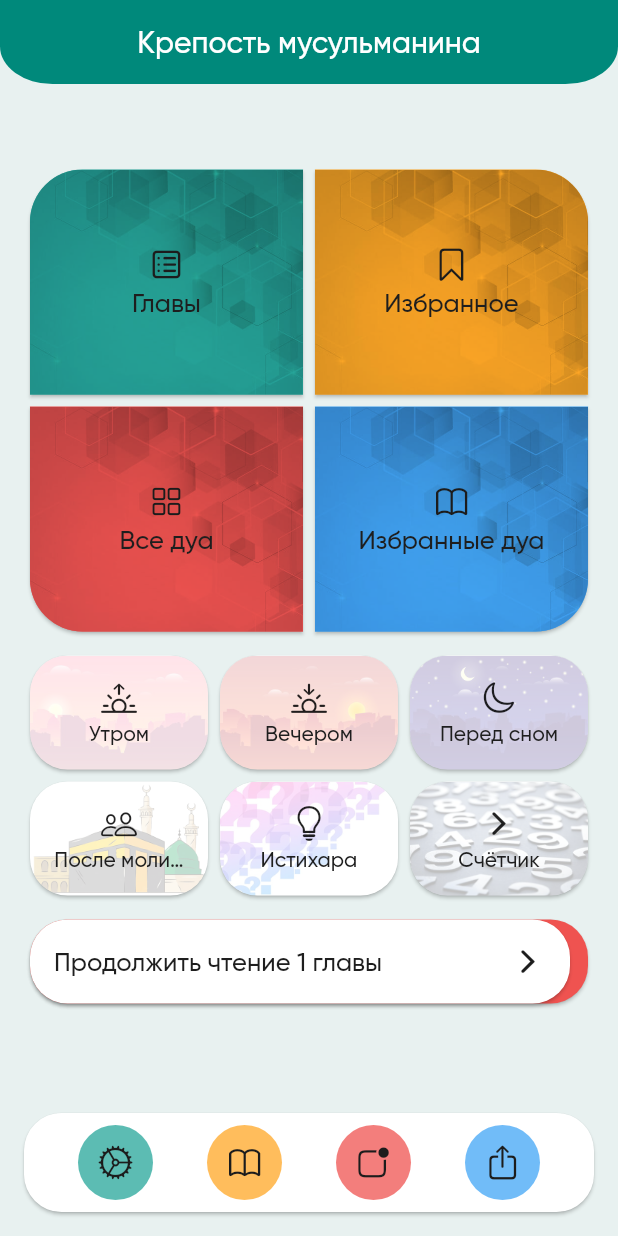
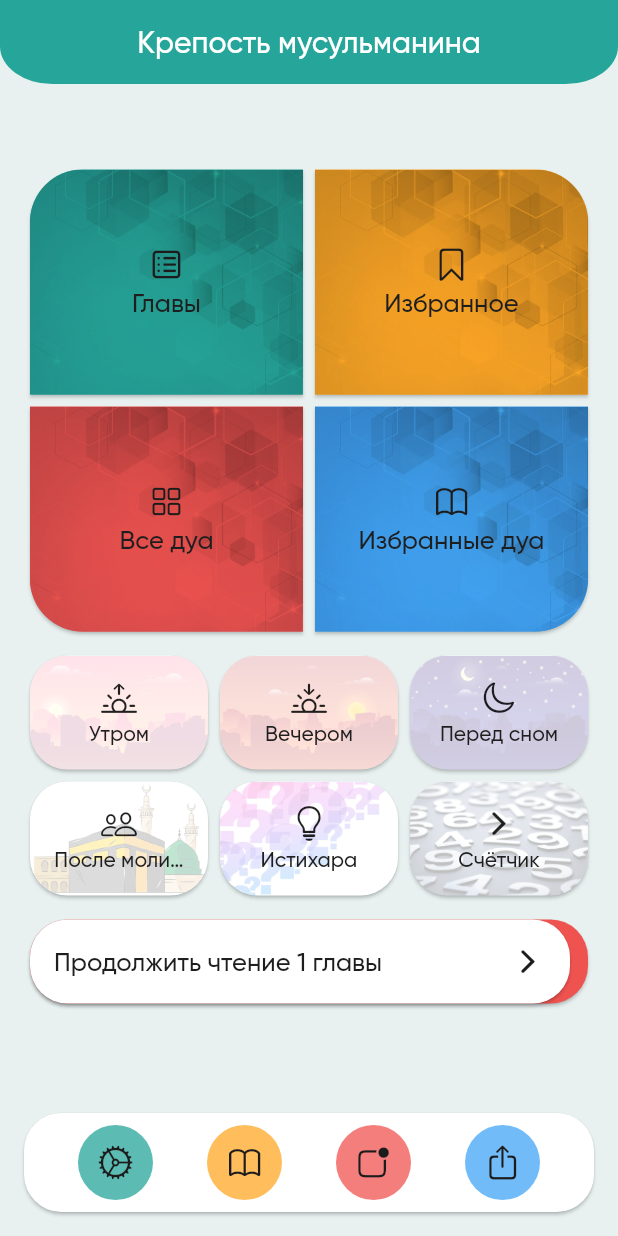
Before and after one commit to JMApps/fortress_of_the_muslim, a Flutter app: the screen it shows after launch, on a phone screen of 412 x 824 dp. Run offline on Flutter 3.47's test engine with Material 2 defaults, Android fonts, the phone set to English and light mode, and no system bars; our stand-ins replace flutter_html, flutter_local_notifications, hive_flutter, share_plus, sqflite, step_progress_indicator and 2 more; missing offline and left inert: flu_wake_lock; accounts and stored records are empty; statements that could not run were skipped.

Commit message:
Fixes color's

```diff
--- a/lib/application/notification/local_notice_service.dart
+++ b/lib/application/notification/local_notice_service.dart
@@ -49,7 +49,7 @@ class LocalNoticeService {
       _flutterLocalNotificationsPlugin.resolvePlatformSpecificImplementation<AndroidFlutterLocalNotificationsPlugin>()?.requestPermission();
     }
 
-    const AndroidInitializationSettings androidInitializationSettings = AndroidInitializationSettings('@mipmap/ic_launcher');
+    const AndroidInitializationSettings androidInitializationSettings = AndroidInitializationSettings('@drawable/ic_notification');
 
     const DarwinInitializationSettings iOSInitializationSettings = DarwinInitializationSettings();
 
--- a/lib/application/theme/app_themes.dart
+++ b/lib/application/theme/app_themes.dart
@@ -11,7 +11,7 @@ class AppThemes {
       centerTitle: true,
       elevation: 0,
       shape: AppStyles.appBarShape,
-      backgroundColor: Color(0xFF00897B),
+      backgroundColor: Color(0xFF26A69A),
       titleTextStyle: TextStyle(
         color: Color(0xFFFFFFFF),
         fontFamily: 'Gilroy',
@@ -51,7 +51,7 @@ class AppThemes {
   static final darkTheme = ThemeData(
     brightness: Brightness.dark,
     primarySwatch: Colors.blueGrey,
-    scaffoldBackgroundColor: const Color(0xFF192326),
+    scaffoldBackgroundColor: const Color(0xFF192426),
     fontFamily: 'Gilroy',
     appBarTheme: const AppBarTheme(
       centerTitle: true,
@@ -91,7 +91,7 @@ class AppThemes {
       elevation: 1,
       shape: AppStyles.mainShape,
     ),
-    cardColor: const Color(0xFF263238),
+    cardColor: const Color(0xFF1A2326),
   );
 }
 
@@ -147,9 +147,9 @@ extension ColorsSchemes on ColorScheme {
 
   Color get cardOddColor => brightness == Brightness.light
       ? const Color(0xFFF5F5F5)
-      : const Color(0xFF263238);
+      : const Color(0xFF233036);
 
   Color get cardColor => brightness == Brightness.light
       ? const Color(0xFFFFFFFF)
-      : const Color(0xFF192326);
+      : const Color(0xFF1E282D);
 }
--- a/lib/presentation/chapters/bookmarks/main_chapter_bookmarks_item.dart
+++ b/lib/presentation/chapters/bookmarks/main_chapter_bookmarks_item.dart
@@ -27,8 +27,8 @@ class MainChapterBookmarksItem extends StatelessWidget {
     return Card(
       elevation: 0,
       color: itemIndex.isOdd
-          ? themeColors.cardColor
-          : themeColors.cardOddColor,
+          ? themeColors.cardOddColor
+          : themeColors.cardColor,
       child: ListTile(
         onTap: () {
           chapterItemState.saveLastChapter(item.id);
--- a/lib/presentation/chapters/main_chapter_item.dart
+++ b/lib/presentation/chapters/main_chapter_item.dart
@@ -26,7 +26,7 @@ class MainChapterItem extends StatelessWidget {
     final chapterItemState = context.read<MainChaptersState>();
     return Card(
       elevation: 0,
-      color: itemIndex.isOdd ? themeColors.cardColor : themeColors.cardOddColor,
+      color: itemIndex.isOdd ? themeColors.cardOddColor : themeColors.cardColor,
       child: ListTile(
         onTap: () {
           chapterItemState.saveLastChapter(item.id);
@@ -69,7 +69,9 @@ class MainChapterItem extends StatelessWidget {
                 margin: AppStyles.symmetricHorizontalPadding,
                 shape: AppStyles.mainShape,
                 content: SnackContainer(
-                  message: item.favoriteState == 0 ? AppStrings.added : AppStrings.deleted,
+                  message: item.favoriteState == 0
+                      ? AppStrings.added
+                      : AppStrings.deleted,
                 ),
               ),
             );
--- a/lib/presentation/content/content_chapter_supplication_item.dart
+++ b/lib/presentation/content/content_chapter_supplication_item.dart
@@ -24,8 +24,8 @@ class ContentChapterSupplicationItem extends StatelessWidget {
       elevation: 0,
       margin: AppStyles.mainMarginMini,
       color: itemIndex.isOdd
-          ? theme.colorScheme.cardColor
-          : theme.colorScheme.cardOddColor,
+          ? theme.colorScheme.cardOddColor
+          : theme.colorScheme.cardColor,
       child: Padding(
         padding: AppStyles.mainPadding,
         child: Column(
--- a/lib/presentation/supplications/bookmarks/main_supplication_bookmark_item.dart
+++ b/lib/presentation/supplications/bookmarks/main_supplication_bookmark_item.dart
@@ -23,8 +23,8 @@ class MainSupplicationBookmarkItem extends StatelessWidget {
     return Card(
       elevation: 0,
       color: itemIndex.isOdd
-          ? theme.colorScheme.cardColor
-          : theme.colorScheme.cardOddColor,
+          ? theme.colorScheme.cardOddColor
+          : theme.colorScheme.cardColor,
       child: Padding(
         padding: AppStyles.mainPadding,
         child: Column(
--- a/lib/presentation/supplications/main_supplication_item.dart
+++ b/lib/presentation/supplications/main_supplication_item.dart
@@ -23,8 +23,8 @@ class MainSupplicationItem extends StatelessWidget {
     return Card(
       elevation: 0,
       color: itemIndex.isOdd
-          ? theme.colorScheme.cardColor
-          : theme.colorScheme.cardOddColor,
+          ? theme.colorScheme.cardOddColor
+          : theme.colorScheme.cardColor,
       child: Padding(
         padding: AppStyles.mainPadding,
         child: Column(
--- a/lib/presentation/widgets/supplication_media_card.dart
+++ b/lib/presentation/widgets/supplication_media_card.dart
@@ -30,8 +30,8 @@ class SupplicationMediaCard extends StatelessWidget {
     return Card(
       margin: EdgeInsets.zero,
       color: itemIndex.isOdd
-          ? theme.colorScheme.cardOddColor
-          : theme.colorScheme.cardColor,
+          ? theme.colorScheme.cardColor
+          : theme.colorScheme.cardOddColor,
       child: Padding(
         padding: AppStyles.mainPaddingMini,
         child: Row(
```
